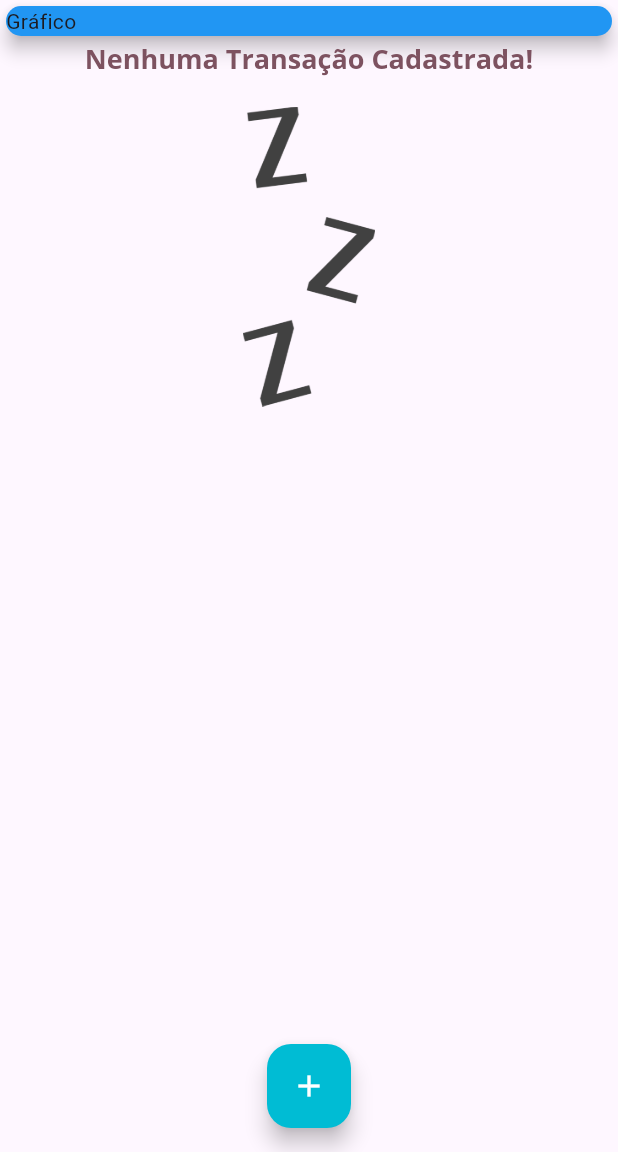
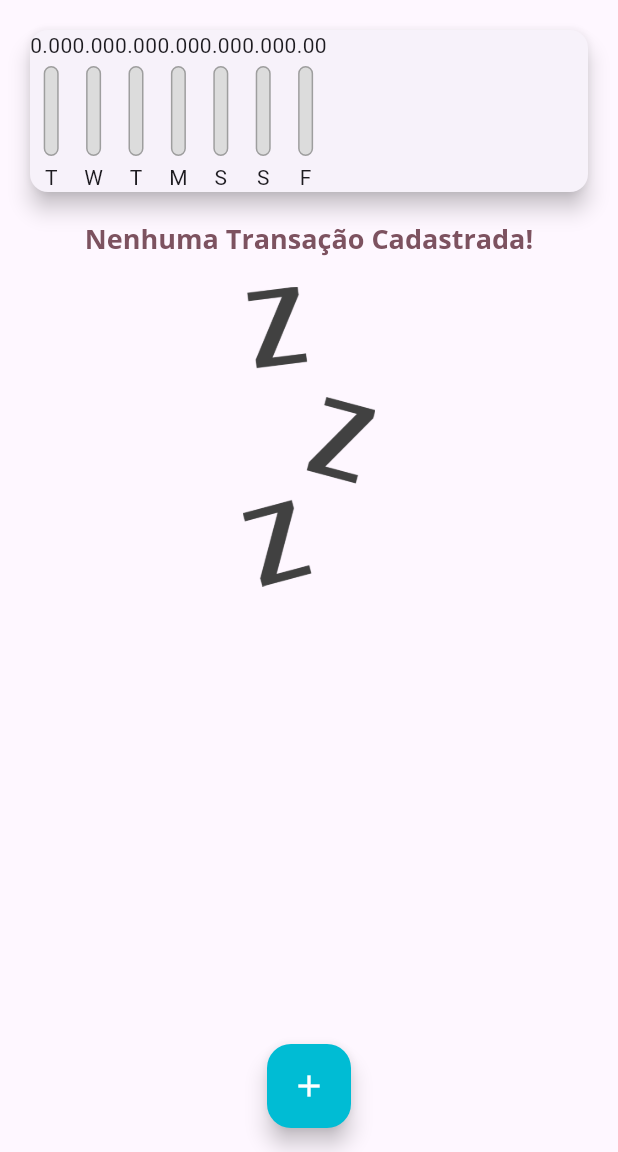
Before and after one commit to TiagoLemosNeitzke/app_controle_despesas, a Flutter app: the screen it shows after launch, on a phone screen of 412 x 824 dp, the part 84-1236 px from its top. Run offline on Flutter 3.47's test engine with Material 3 defaults, Android fonts, the phone set to English and light mode, and no system bars.

Commit message:
adicionando gráfico, wip

```diff
--- /dev/null
+++ b/lib/components/chart.dart
@@ -0,0 +1,45 @@
+import 'package:expenses/components/chart_bar.dart';
+import 'package:expenses/models/transaction.dart';
+import 'package:flutter/material.dart';
+import 'package:intl/intl.dart';
+
+class Chart extends StatelessWidget {
+  final List<Transaction> recentTransaction;
+
+  const Chart(this.recentTransaction, {super.key});
+
+  List<Map<String, Object>> get groupedTransactions {
+    return List.generate(7, (index) {
+      final weekDay = DateTime.now().subtract(
+        Duration(days: index),
+      );
+
+      double totalSum = 0.0;
+
+      for (var i = 0; i < recentTransaction.length; i++) {
+        bool sameDay = recentTransaction[i].date.day == weekDay.day;
+        bool sameMonth = recentTransaction[i].date.month == weekDay.month;
+        bool sameYear = recentTransaction[i].date.year == weekDay.year;
+
+        if (sameDay && sameMonth && sameYear) {
+          totalSum += recentTransaction[i].value;
+        }
+      }
+
+      return {'day': DateFormat.E().format(weekDay)[0], 'value': totalSum};
+    });
+  }
+
+  @override
+  Widget build(BuildContext context) {
+    groupedTransactions;
+    return Card(
+      elevation: 6,
+      margin: const EdgeInsets.all(20),
+      child: Row(
+          children: groupedTransactions.map((tr) {
+        return ChartBar(tr['day'] as String, tr['value'] as double, 0);
+      }).toList()),
+    );
+  }
+}
--- /dev/null
+++ b/lib/components/chart_bar.dart
@@ -0,0 +1,45 @@
+import 'package:flutter/material.dart';
+
+class ChartBar extends StatelessWidget {
+  final String label;
+  final double value;
+  final double percentage;
+
+  const ChartBar(this.label, this.value, this.percentage, {super.key});
+
+  @override
+  Widget build(BuildContext context) {
+    return Column(
+      children: [
+        Text('${value.toStringAsFixed(2)}'),
+        SizedBox(height: 4),
+        Container(
+          height: 60,
+          width: 10,
+          child: Stack(
+            children: [
+              Container(
+                decoration: BoxDecoration(
+                  border: Border.all(color: Colors.grey, width: 1.0),
+                  color: const Color.fromRGBO(220, 220, 220, 1),
+                  borderRadius: BorderRadius.circular(5),
+                ),
+              ),
+              FractionallySizedBox(
+                heightFactor: percentage,
+                child: Container(
+                  decoration: BoxDecoration(
+                    color: Theme.of(context).primaryColor,
+                    borderRadius: BorderRadius.circular(5),
+                  ),
+                ),
+              ),
+            ],
+          ),
+        ),
+        SizedBox(height: 4),
+        Text(label),
+      ],
+    );
+  }
+}
--- a/lib/main.dart
+++ b/lib/main.dart
@@ -1,5 +1,6 @@
 import 'dart:math';
 
+import 'package:expenses/components/chart.dart';
 import 'package:flutter/material.dart';
 
 import './components/transaction_form.dart';
@@ -53,20 +54,15 @@ class MyHomePage extends StatefulWidget {
 }
 
 class _MyHomePageState extends State<MyHomePage> {
-  final List<Transaction> _transactions = [
-    // Transaction(
-    //   id: 't1',
-    //   title: 'Novo Tênis de Corrida',
-    //   value: 310.76,
-    //   date: DateTime.now(),
-    // ),
-    // Transaction(
-    //   id: 't2',
-    //   title: 'Conta de Luz',
-    //   value: 211.30,
-    //   date: DateTime.now(),
-    // ),
-  ];
+  final List<Transaction> _transactions = [];
+
+  List<Transaction> get _recentTransactions {
+    return _transactions.where((tr) {
+      return tr.date.isAfter(DateTime.now().subtract(
+        const Duration(days: 7),
+      ));
+    }).toList();
+  }
 
   _addTransaction(String title, double value) {
     final newTransaction = Transaction(
@@ -109,14 +105,7 @@ class _MyHomePageState extends State<MyHomePage> {
         child: Column(
           crossAxisAlignment: CrossAxisAlignment.stretch,
           children: <Widget>[
-            Container(
-              width: double.infinity,
-              child: const Card(
-                color: Colors.blue,
-                elevation: 5,
-                child: Text('Gráfico'),
-              ),
-            ),
+            Chart(_recentTransactions),
             TransactionList(_transactions),
           ],
         ),
```
